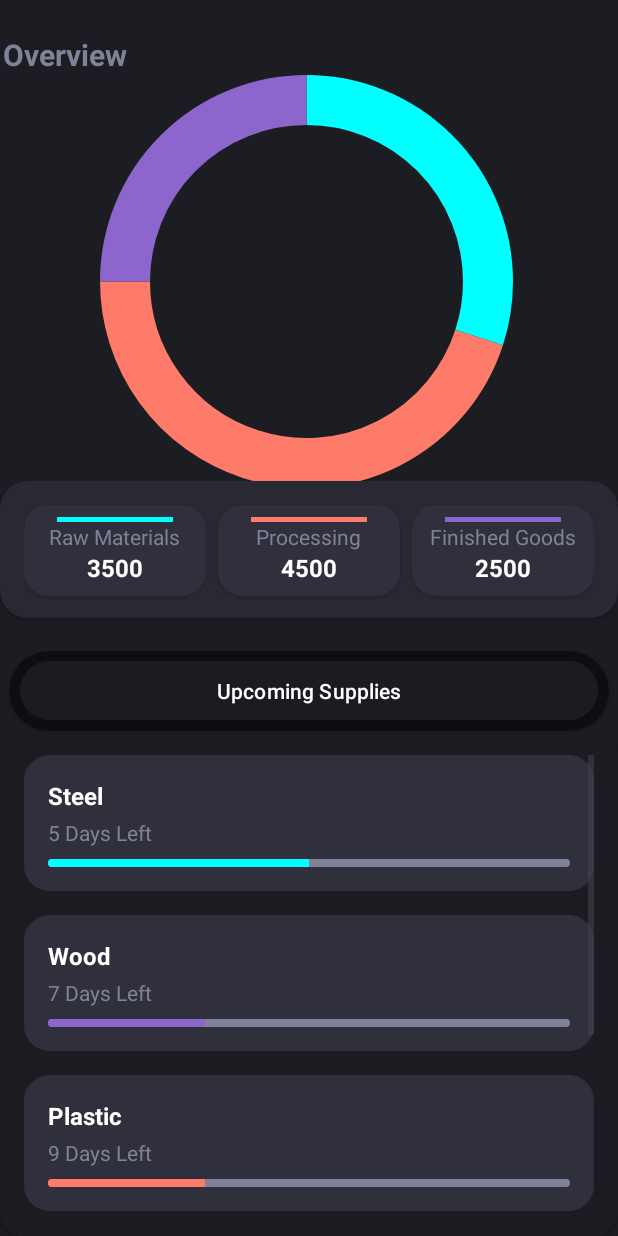
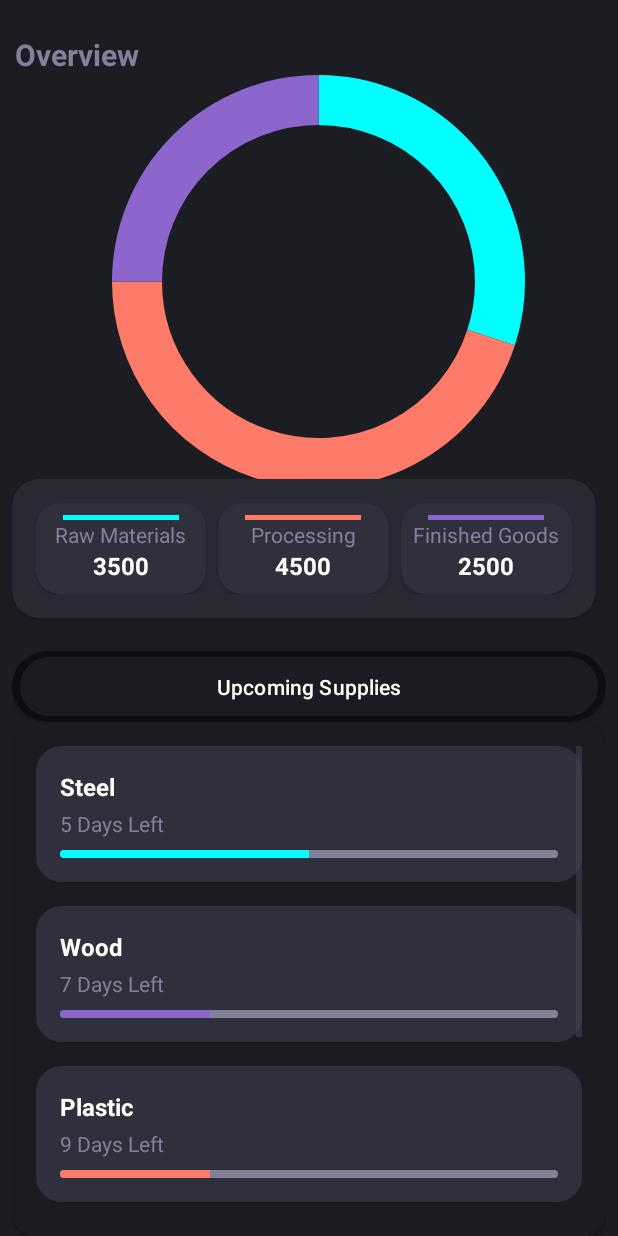
Before and after one commit to mini-projectss/Inventoryapp, an Android app: the DashboardActivity screen opened directly, with no data from a screen before it, on a phone screen of 412 x 824 dp. Run offline under Robolectric (Android 15) with nearby library versions, the phone set to English and light mode, and no system bars.

Commit message:
update 2.0 ( review )

```diff
--- a/app/src/main/res/layout/activity_dashboard.xml
+++ b/app/src/main/res/layout/activity_dashboard.xml
@@ -7,6 +7,7 @@
     xmlns:tools="http://schemas.android.com/tools"
     android:layout_width="match_parent"
     android:layout_height="match_parent"
+    android:paddingHorizontal="8dp"
     android:background="#1C1C23">
 
     <LinearLayout
@@ -44,8 +45,8 @@
 
     <androidx.cardview.widget.CardView
         android:id="@+id/cardView"
-        android:layout_width="412dp"
-        android:layout_height="91dp"
+        android:layout_width="wrap_content"
+        android:layout_height="wrap_content"
 
         android:backgroundTint="#292934"
         app:cardCornerRadius="18dp"
@@ -58,8 +59,8 @@
         app:layout_constraintVertical_bias="1.0">
 
         <LinearLayout
-            android:layout_width="match_parent"
-            android:layout_height="95dp"
+            android:layout_width="389dp"
+            android:layout_height="match_parent"
             android:orientation="horizontal"
             android:padding="16dp">
 
@@ -198,8 +199,8 @@
 
     <androidx.cardview.widget.CardView
         android:id="@+id/cardView3"
-        android:layout_width="400dp"
-        android:layout_height="53dp"
+        android:layout_width="match_parent"
+        android:layout_height="wrap_content"
         android:layout_marginTop="22dp"
         android:backgroundTint="#0E0E12"
         app:cardCornerRadius="136dp"
@@ -212,7 +213,7 @@
             android:layout_width="385dp"
             android:layout_height="47dp"
             android:layout_gravity="center"
-
+            android:drawablePadding="16dp"
             android:layout_weight="1"
             android:backgroundTint="#1B1B21"
             android:text="Upcoming Supplies"
```
